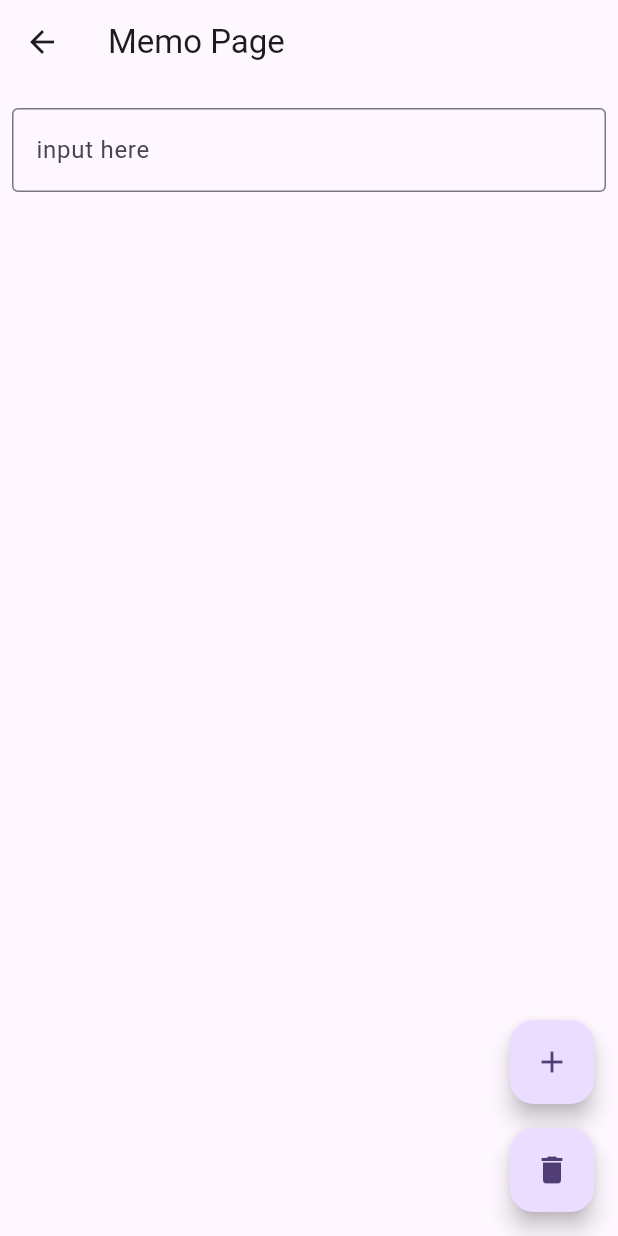
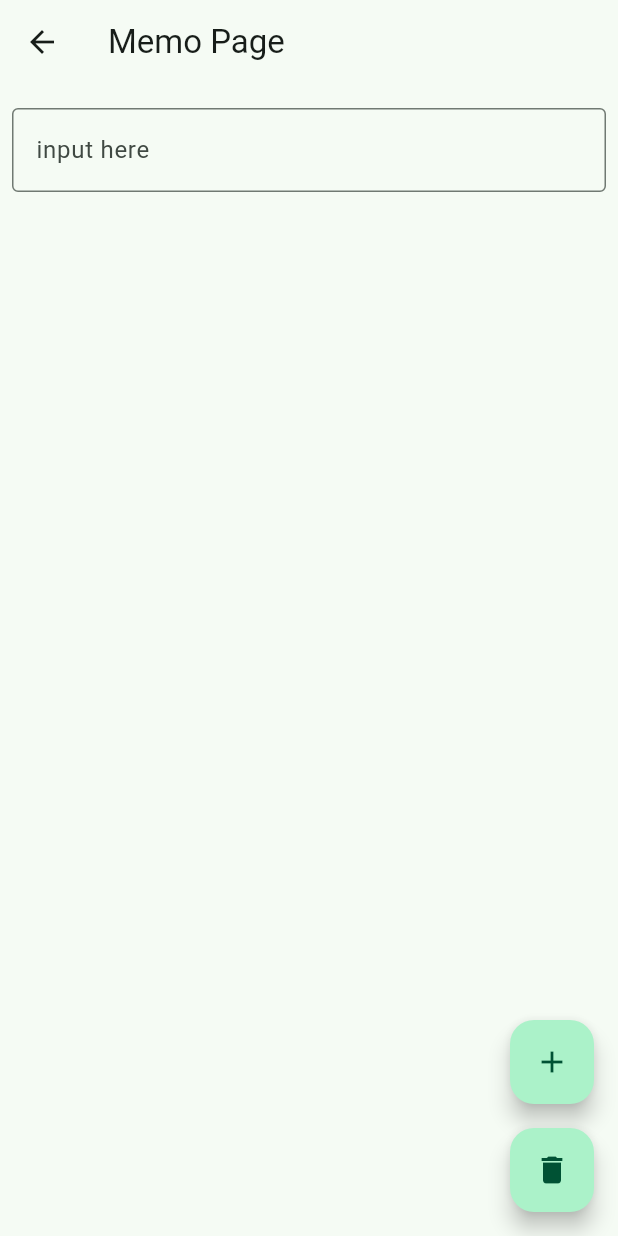
Before and after one commit to KakizakiHayate/jec-flutter-memo, a Flutter app: the screen it shows after launch, in the side drawer, after a tap on "memo page", on a phone screen of 412 x 824 dp. Run offline on Flutter 3.47's test engine with Material 2 defaults, Android fonts, the phone set to English and light mode, and no system bars; our stand-ins replace shared_preferences.

Commit message:
update: アプリデザインとタイトルを変更

```diff
--- a/lib/main.dart
+++ b/lib/main.dart
@@ -14,10 +14,11 @@ class MyApp extends StatelessWidget {
     return MaterialApp(
       title: 'Flutter Demo',
       theme: ThemeData(
-        colorScheme: ColorScheme.fromSeed(seedColor: Colors.deepPurple),
+        colorScheme: ColorScheme.fromSeed(seedColor: Color.fromARGB(255, 67, 253, 176)),
         useMaterial3: true,
       ),
-      home: const MyHomePage(title: 'Flutter Demo Home Page'),
+      home: const MyHomePage(title: '22cm0110 柿崎 逸'),
+      debugShowCheckedModeBanner: false,
     );
   }
 }
```
